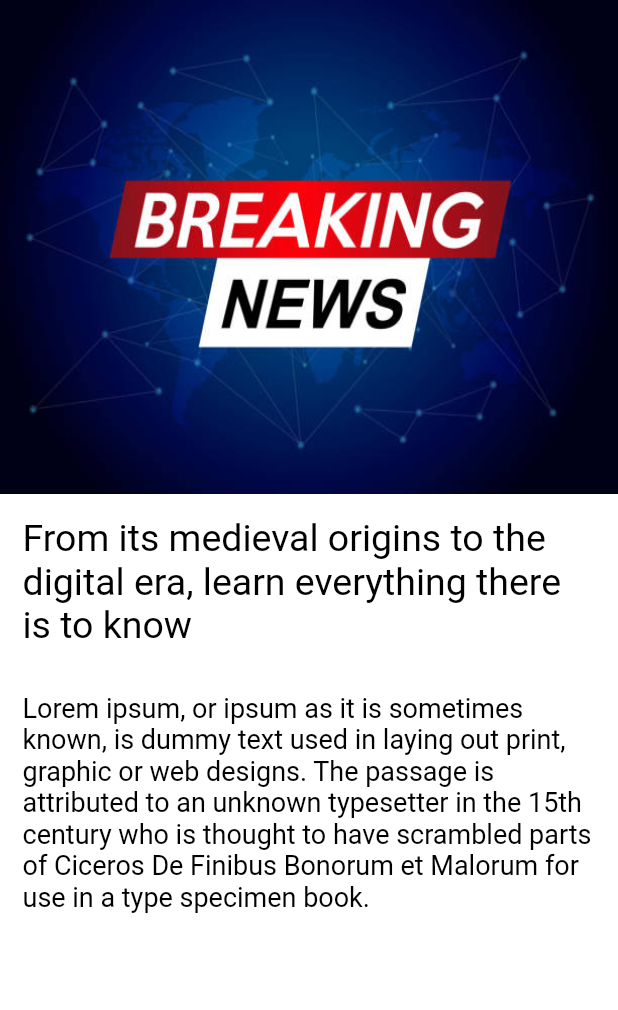
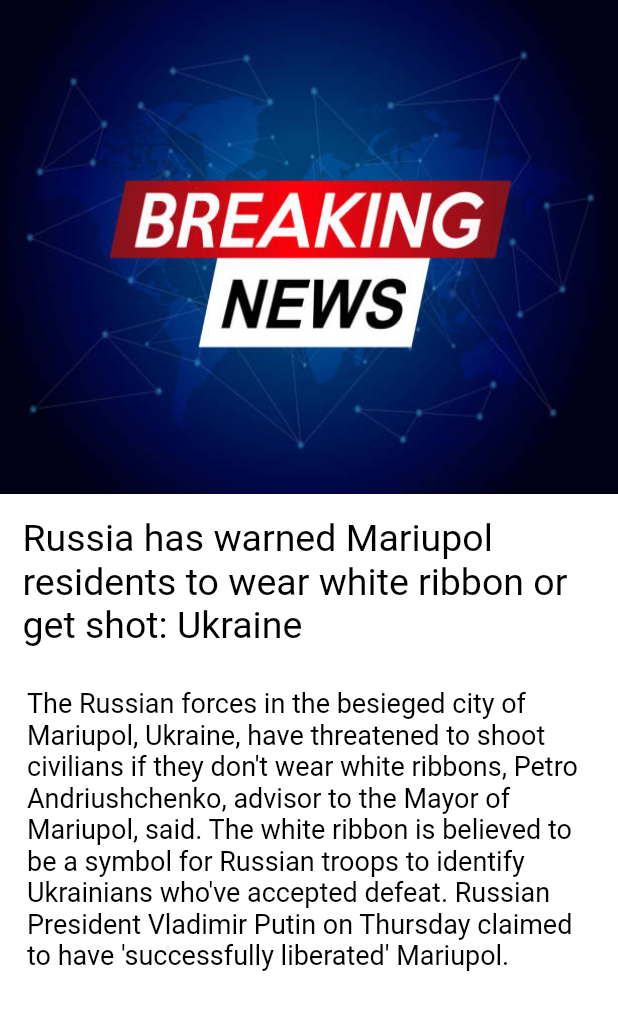
Before and after one commit to Saikumar-bs/inshorts_app_clone, a Flutter app: the screen it shows after launch, on a phone screen of 412 x 824 dp. Shown: the top 1010 px of the screen. Run offline on Flutter 3.47's test engine with Material 2 defaults, Android fonts, the light colour scheme and no system bars.

Commit message:
refractored text and headline

```diff
--- a/lib/main.dart
+++ b/lib/main.dart
@@ -45,9 +45,66 @@
       controller: _controller,
       scrollDirection: Axis.vertical,
       children: const [
-        NewsScreen(),
-        NewsScreen(),
-        NewsScreen(),
+        NewsScreen(
+          headline:
+              "Russia has warned Mariupol residents to wear white ribbon or get shot: Ukraine",
+          text:
+              "The Russian forces in the besieged city of Mariupol, Ukraine, have threatened to shoot civilians if they don't wear white ribbons, Petro Andriushchenko, advisor to the Mayor of Mariupol, said. The white ribbon is believed to be a symbol for Russian troops to identify Ukrainians who've accepted defeat. Russian President Vladimir Putin on Thursday claimed to have 'successfully liberated' Mariupol.",
+        ),
+        NewsScreen(
+          headline:
+              "UK PM climbs onto a bulldozer at JCB factory in Gujarat; video surfaces",
+          text:
+              "A video showing UK PM Boris Johnson climbing onto a bulldozer at JCB's new factory and waving during his visit to Gujarat's Panchmahal has surfaced online. Johnson was visiting the factory with Gujarat CM Bhupendra Patel on Thursday. He also met business tycoon Gautam Adani, who tweeted, 'Honoured to host Boris Johnson, the first UK PM to visit Gujarat.'",
+        ),
+        NewsScreen(
+          headline:
+              "Odisha Dalit man forced to rub nose in spit for refusing ₹500 temple donation",
+          text:
+              "A 32-year-old Dalit man was allegedly forced to rub his nose in his own spit for refusing to donate ₹500 for a temple renovation work in Odisha's Kendrapara, police said. His wife alleged that the village sarpanch abused the couple for refusing to give the donation. The sarpanch, who dismissed the allegations, has been booked along with three others.",
+        ),
+        NewsScreen(
+          headline:
+              "India's richest person Adani hosts UK PM Boris Johnson in Gujarat; shares pic",
+          text:
+              "Gautam Adani, India's richest person and the world's sixth-richest person with Dollar 117 billion wealth, hosted UK's PM Boris Johnson on Thursday at the Adani Group headquarters in Gujarat. Johnson, who's on a two-day visit to India, is the first UK PM to visit Gujarat. Adani tweeted that he was 'honoured' to host the UK PM.",
+        ),
+        NewsScreen(
+          headline:
+              "Filled with pride for my powerhouse bhaijaan: Ishaan praises Shahid for Jersey",
+          text:
+              "Actor Ishaan Khatter took to Instagram to praise actor Shahid Kapoor for his recently released film 'Jersey'. Sharing his review for the movie, Ishaan wrote, 'As a brother, I'm filled with pride, as an actor with respect and as an audience with admiration for my powerhouse bhaijaan ShahidKapoor. Thank you for sharing what you did through this character.'",
+        ),
+        NewsScreen(
+          headline:
+              "Still can't believe you're gone: Actress Akshara Gowda on her mother's demise",
+          text:
+              "Actress Akshara Gowda mourned the loss of her mother who passed away on April 12. Taking to Instagram, she shared a post for her and wrote, 'The worst part about the death of someone you love is...you can't die with them (I so wish I can)...I still can't believe you are gone...I hope I'll make you proud.'",
+        ),
+        NewsScreen(
+          headline:
+              "Abhishek Bachchan is very humble & supportive: 'Dasvi' co-star Arun",
+          text:
+              "'Dasvi' actor Arun Kushwah, speaking about his film's co-star Abhishek Bachchan, has said, 'Abhishek sir is a great company, very humble and supportive. Arun further stated that he and Abhishek never had a boring moment together. 'I also believe that you get to learn a lot when you work with experienced individuals,'' he added. The film also featured Yami Gautam.",
+        ),
+        NewsScreen(
+          headline:
+              "I am not sure how relevant MI-CSK rivalry is in IPL 2022: Harbhajan",
+          text:
+              "Discussing the upcoming match between MI and CSK, ex-India spinner Harbhajan Singh said he is not sure how 'relevant' their rivalry is in IPL 2022. 'The franchises that were in the top two are now in bottom two, 'added Harbhajan. 'This match was like India versus Pakistan in terms of rivalry,' stated Harbhajan. Harbhajan represented both franchises during his career.",
+        ),
+        NewsScreen(
+          headline:
+              "No taboos for us: Germany's Baerbock on providing weapons to Ukraine",
+          text:
+              "Foreign Minister Annalena Baerbock said there are ;'no taboos' in Germany supplying armoured vehicles and weapons to Ukraine as Russia's invasion of the country continues. She added that Germany's priority was to quickly provide Ukraine with Soviet-designed kit that its military could use without requiring any extra training. 'We know that everyday counts, Baerbock said.",
+        ),
+        NewsScreen(
+          headline:
+              "German Finance Minister tests positive for COVID-19 during US trip",
+          text:
+              "German Finance Minister Christian Lindner on Wednesday said he tested positive for COVID-19 after his appointments with the International Monetary Fund and the G20 in Washington. Lindner added that due to having taken three vaccinations he was experiencing 'only mild and already fading cold symptoms'. Lindner, 43, had more appointments scheduled on Thursday in the US before returning to Germany.",
+        ),
       ],
     );
   }
--- a/lib/news_screen.dart
+++ b/lib/news_screen.dart
@@ -1,10 +1,14 @@
 import 'package:flutter/material.dart';
-import 'package:inshorts_clone/main.dart';
 import 'constants.dart';
-import 'package:url_launcher/url_launcher.dart';
 
 class NewsScreen extends StatelessWidget {
-  const NewsScreen({Key? key}) : super(key: key);
+  final headline;
+  final text;
+  const NewsScreen({
+    Key? key,
+    this.headline,
+    this.text,
+  }) : super(key: key);
 
   @override
   Widget build(BuildContext context) {
@@ -24,20 +28,20 @@ class NewsScreen extends StatelessWidget {
               ),
             ),
           ),
-          const Padding(
+          Padding(
             padding: EdgeInsets.all(15.0),
             child: Text(
-              'From its medieval origins to the digital era, learn everything there is to know',
+              headline,
               style: TextStyle(
                 color: kTextColor,
                 fontSize: 25.0,
               ),
             ),
           ),
-          const Padding(
-            padding: EdgeInsets.all(15.0),
+          Padding(
+            padding: EdgeInsets.fromLTRB(18.0, 12.0, 20.0, 12.0),
             child: Text(
-              'Lorem ipsum, or ipsum as it is sometimes known, is dummy text used in laying out print, graphic or web designs. The passage is attributed to an unknown typesetter in the 15th century who is thought to have scrambled parts of Ciceros De Finibus Bonorum et Malorum for use in a type specimen book.',
+              text,
               style: TextStyle(
                 color: kTextColor,
                 fontSize: 18.0,
@@ -79,11 +83,11 @@ class NewsScreen extends StatelessWidget {
 //   }
 // }
 
-_launchURL() async {
-  const url = 'https://fwd.wiki';
-  if (await canLaunch(url)) {
-    await launch(url);
-  } else {
-    throw 'Could not launch $url';
-  }
-}
+// _launchURL() async {
+//   const url = 'https://fwd.wiki';
+//   if (await canLaunch(url)) {
+//     await launch(url);
+//   } else {
+//     throw 'Could not launch $url';
+//   }
+// }
```
